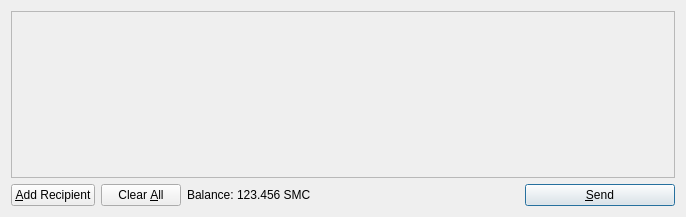
kchirayath/THCoin, file src/qt/forms/sendcoinsdialog.ui: the form before one commit.
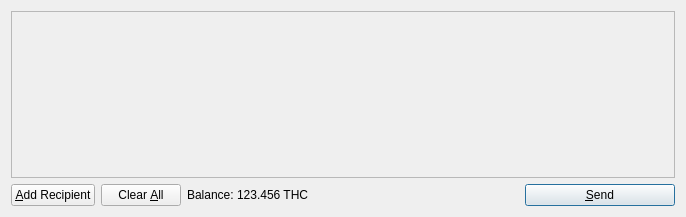
The form after the commit. Icons and pictures are not drawn.

```diff
--- a/src/qt/forms/sendcoinsdialog.ui
+++ b/src/qt/forms/sendcoinsdialog.ui
@@ -119,7 +119,7 @@
           <cursorShape>IBeamCursor</cursorShape>
          </property>
          <property name="text">
-          <string>123.456 SMC</string>
+          <string>123.456 THC</string>
          </property>
          <property name="textInteractionFlags">
           <set>Qt::LinksAccessibleByMouse|Qt::TextSelectableByKeyboard|Qt::TextSelectableByMouse</set>
```
